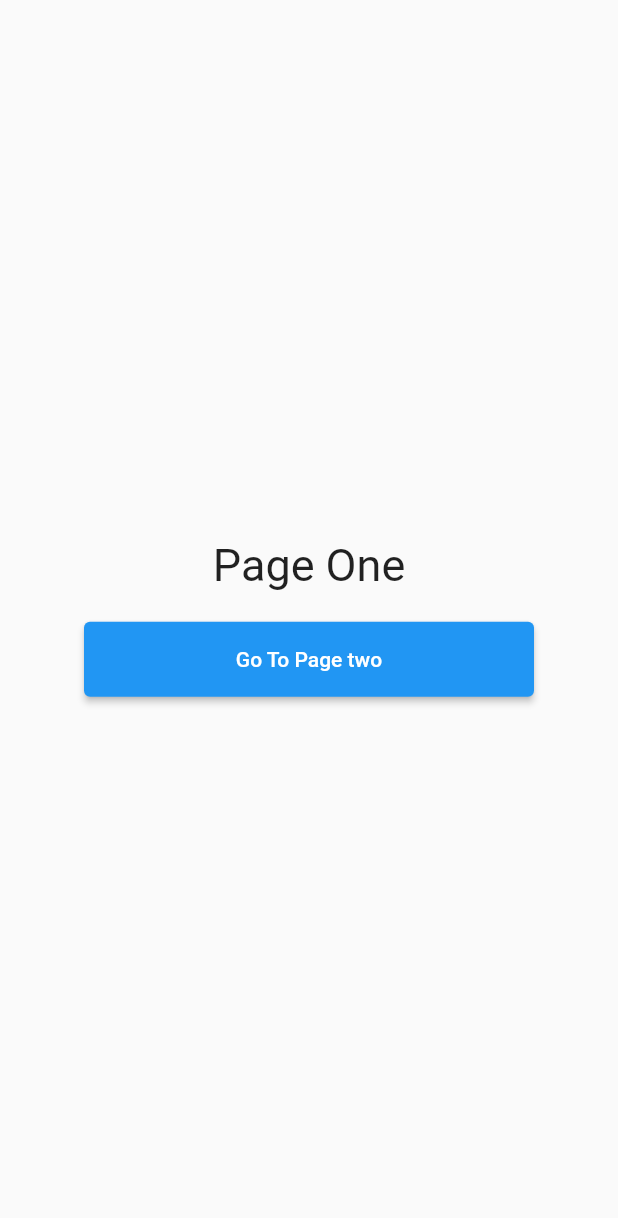
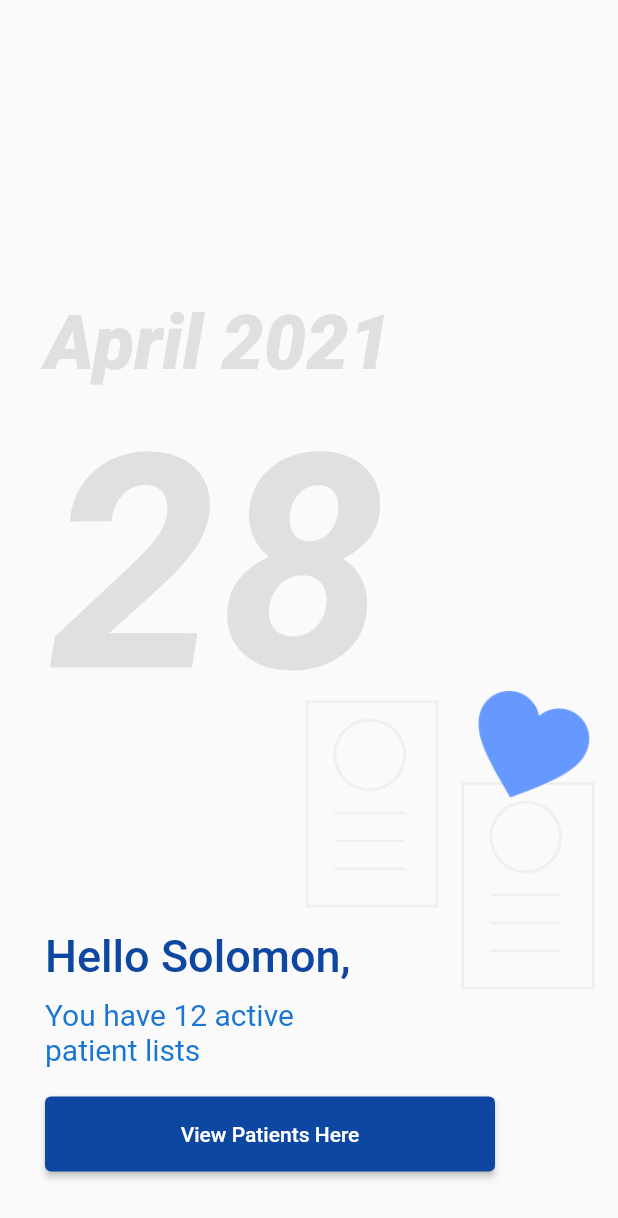
Before and after one commit to danieloski98/flutter_tutorials, a Flutter app: the screen it shows after launch, on a phone screen of 412 x 824 dp. Shown: the top 1218 px of the screen. Run offline on Flutter 3.47's test engine with Material 2 defaults, Android fonts, the phone set to English and light mode, and no system bars; our stand-ins replace flutter_svg.

Commit message:
created new pages

```diff
--- a/lib/Routes.dart
+++ b/lib/Routes.dart
@@ -8,10 +8,12 @@ class RouteGenerator {
 
     switch (settings.name) {
       case "/":
-        return MaterialPageRoute(builder: (_) => MainApp());
+        return MaterialPageRoute(builder: (_) => Home());
       case "/signup":
         if (args is String) {
-          return MaterialPageRoute(builder: (_) => Signup(id: args));
+          return MaterialPageRoute(
+            builder: (_) => Dashboard(),
+          );
         }
         return MaterialPageRoute(builder: (_) => ErrorRoute());
       default:
--- a/lib/main.dart
+++ b/lib/main.dart
@@ -1,61 +1,106 @@
-import "package:flutter/material.dart";
-import 'package:learning/Pages/Signup.dart';
-import './Routes.dart';
+import 'package:flutter/material.dart';
+import 'package:learning/Routes.dart';
 
 void main() {
-  runApp(MainApp());
+  runApp(MaterialApp(
+    onGenerateRoute: RouteGenerator.generateRoute,
+    debugShowCheckedModeBanner: true,
+    home: Home(),
+  ));
 }
 
-class MainApp extends StatelessWidget {
+class Home extends StatelessWidget {
   @override
   Widget build(BuildContext context) {
-    return MaterialApp(
-      debugShowCheckedModeBanner: true,
-      home: Scaffold(
-        body: Home(),
-      ),
-      initialRoute: "/",
-      onGenerateRoute: RouteGenerator.generateRoute,
-    );
-  }
-}
-
-class Home extends StatefulWidget {
-  _Home createState() => _Home();
-}
-
-class _Home extends State<Home> {
-  @override
-  Widget build(BuildContext context) {
-    return Container(
-      width: MediaQuery.of(context).size.width,
+    return Scaffold(
+      body: SafeArea(
+        child: Stack(
+          fit: StackFit.expand,
+          children: [
+            Positioned(
+              top: 200,
+              left: 30,
               child: Column(
-        mainAxisSize: MainAxisSize.max,
-        mainAxisAlignment: MainAxisAlignment.center,
-        crossAxisAlignment: CrossAxisAlignment.center,
                 children: [
                   Text(
-            "Page One",
-            textAlign: TextAlign.center,
+                    "April 2021",
                     style: TextStyle(
-              fontSize: 30,
+                        fontSize: 50,
+                        fontWeight: FontWeight.w800,
+                        fontStyle: FontStyle.italic,
+                        color: Colors.grey[300]),
+                  ),
+                  Text(
+                    "28",
+                    style: TextStyle(
+                        color: Colors.grey[300],
+                        fontSize: 200,
+                        fontWeight: FontWeight.bold,
+                        fontStyle: FontStyle.italic),
+                  ),
+                ],
               ),
             ),
+            Positioned(
+              top: 620,
+              left: 30,
+              child: Column(
+                crossAxisAlignment: CrossAxisAlignment.start,
+                children: [
+                  Text(
+                    "Hello Solomon,",
+                    style: TextStyle(
+                        color: Colors.blue[900],
+                        fontSize: 30,
+                        fontWeight: FontWeight.w500),
+                  ),
+                  SizedBox(
+                    height: 10,
+                  ),
                   Container(
-            margin: EdgeInsets.only(top: 20),
-            width: 300,
-            height: 50,
-            child: ElevatedButton(
-              onPressed: () {
-                Navigator.of(context).pushNamed("/signup", arguments: "Jerry");
-              },
-              child: Text("Go To Page two"),
-              style: ButtonStyle(
-                backgroundColor: MaterialStateProperty.all(Colors.blue),
+                    width: 200,
+                    child: Text(
+                      "You have 12 active patient lists",
+                      style: TextStyle(
+                        color: Colors.blue[700],
+                        fontSize: 20,
                       ),
                     ),
-          )
+                  ),
+                  SizedBox(
+                    height: 20,
+                  ),
+                  Container(
+                    height: 50,
+                    width: 300,
+                    child: ElevatedButton(
+                      onPressed: () => Navigator.of(context)
+                          .pushNamed('/signup', arguments: "12636"),
+                      child: Text(
+                        "View Patients Here",
+                        style: TextStyle(color: Colors.white),
+                      ),
+                      style: ButtonStyle(
+                        backgroundColor: MaterialStateProperty.all(
+                          Colors.blue[900],
+                        ),
+                      ),
+                    ),
+                  ),
                 ],
+              ),
+            ),
+            Positioned(
+              top: 460,
+              left: 200,
+              child: Image.asset(
+                'assets/images/xxz.png',
+                height: 200,
+                width: 200,
+              ),
+            ),
+          ],
+        ),
       ),
     );
   }
```
Also changed, not shown: lib/Components/Tabs.dart (added, +55 -0 lines), lib/Pages/Signup.dart (+54 -18 lines), assets/images/xc.png (added), assets/images/xxz.png (added). Lines whose indentation alone changed are shown as unchanged.
